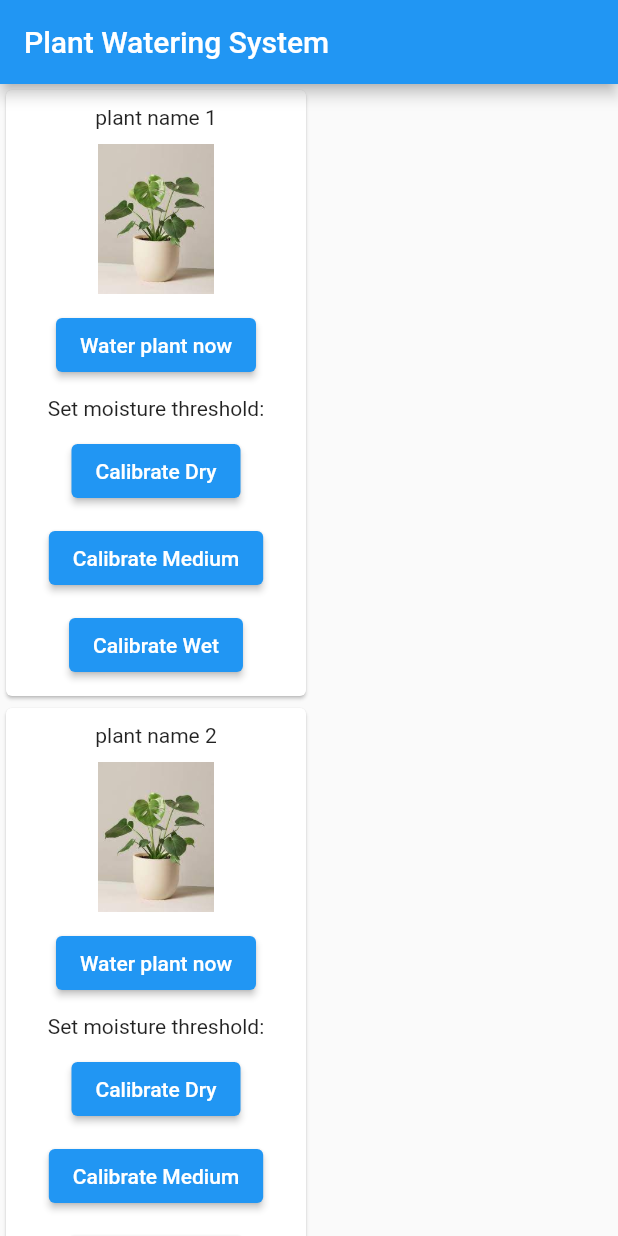
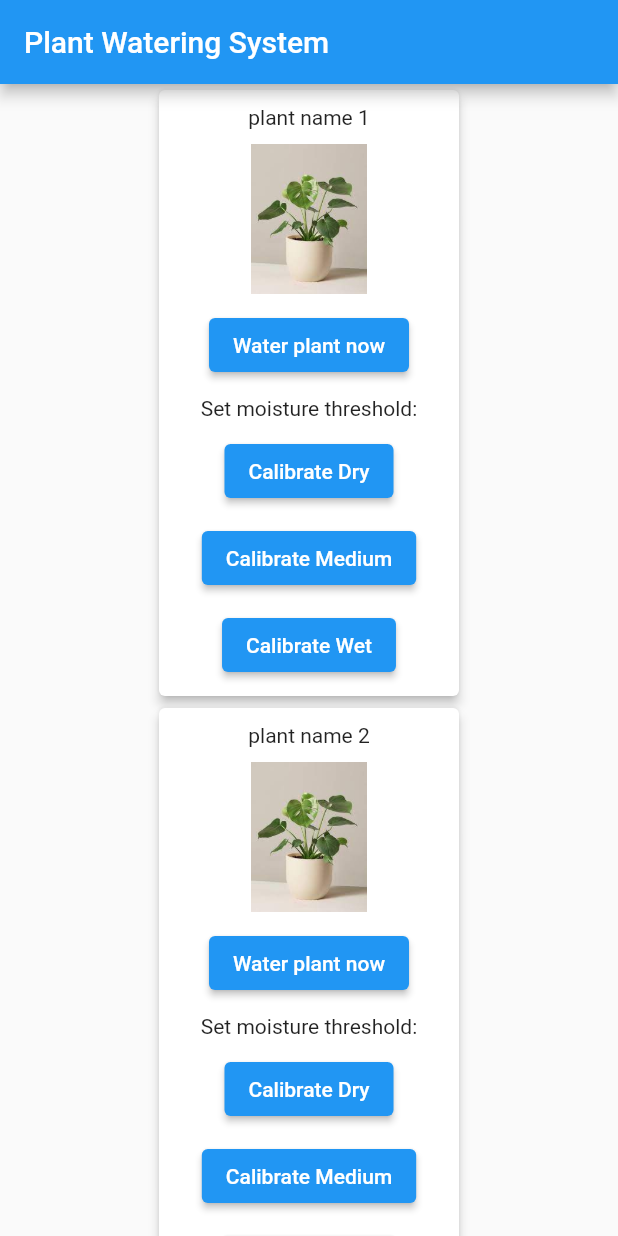
Before and after one commit to aishu1822/plant, a Flutter app: the screen it shows after launch, on a phone screen of 412 x 824 dp. Run offline on Flutter 3.47's test engine with Material 2 defaults, Android fonts, the phone set to English and light mode, and no system bars.

Commit message:
center stuff

```diff
--- a/lib/main.dart
+++ b/lib/main.dart
@@ -43,6 +43,7 @@ class _MyHomePageState extends State<MyHomePage> {
 
   Widget plantCardWidget(String name, int idx) {
     return Card(
+              elevation: 3,
               child:
                 Container(
                   padding: EdgeInsets.all(10),
@@ -145,13 +146,16 @@ class _MyHomePageState extends State<MyHomePage> {
         title: Text(widget.title),
       ),
       body: SingleChildScrollView(
-        child: Column(
+        child:
+          Center(child: Column(
             mainAxisAlignment: MainAxisAlignment.center,
+            crossAxisAlignment: CrossAxisAlignment.center,
             children: <Widget>[
               plantCardWidget("plant name 1", 0),
               plantCardWidget("plant name 2", 1),
             ],
           ),
+        )
       ),
     );
   }
```
Lines whose indentation alone changed are shown as unchanged.
